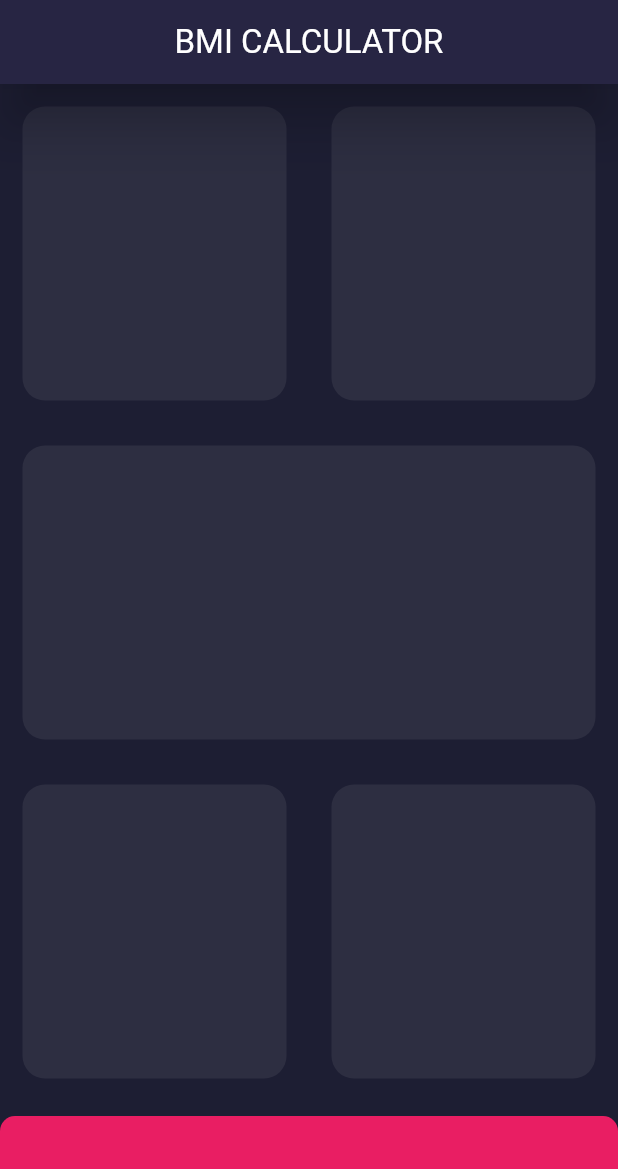
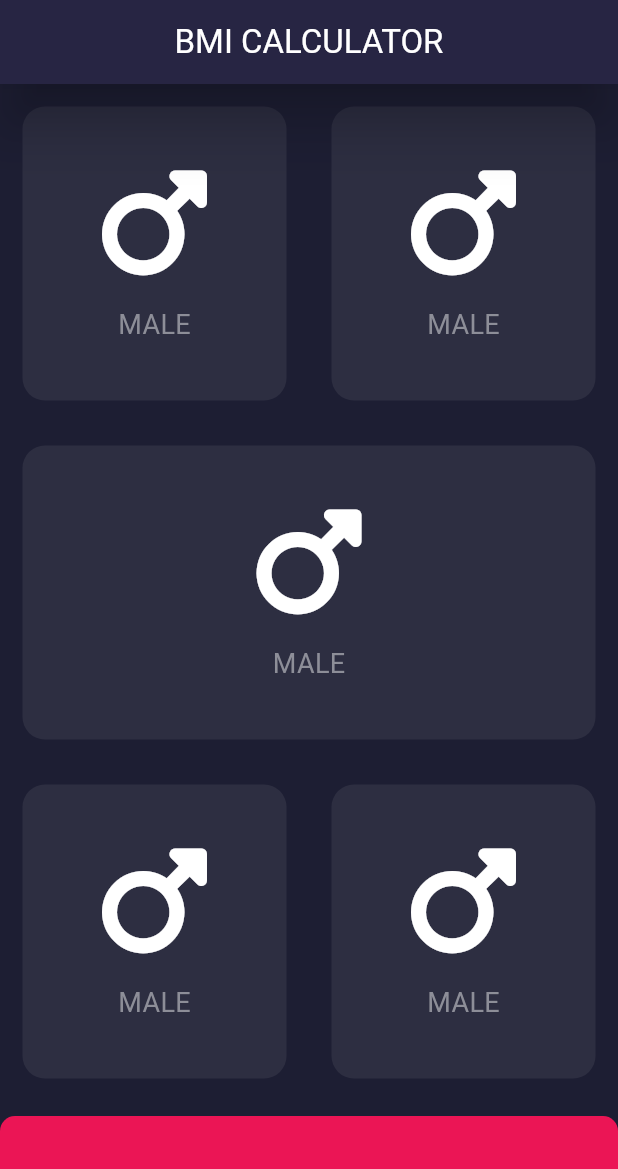
Before and after one commit to KASRA10/BMI-Calculator_V1, a Flutter app: the screen it shows after launch, on a phone screen of 412 x 824 dp. Shown: the top 1169 px of the screen. Run offline on Flutter 3.47's test engine with Material 3 defaults, Android fonts, the phone set to English and light mode, and no system bars; our stand-ins replace font_awesome_flutter.

Commit message:
Add IconBox Widget

```diff
--- a/lib/main.dart
+++ b/lib/main.dart
@@ -1,6 +1,18 @@
-import 'package:bmi_calculator_v1/src/reusable_container.dart';
+import 'package:bmi_calculator_v1/src/reusable_card.dart';
 import 'package:bmi_calculator_v1/src/button_container.dart';
+import 'package:bmi_calculator_v1/src/icon_text_widget.dart';
 import 'package:flutter/material.dart';
+import 'package:font_awesome_flutter/font_awesome_flutter.dart';
+
+const carColor = Color(
+  0xFF1D1E33,
+);
+const carColorLighter = Color(
+  0xFF2D2E41,
+);
+const buttonButton = Color(
+  0xFFEB1555,
+);
 
 void main() => runApp(const BMICalculator());
 
@@ -11,9 +23,7 @@
   Widget build(BuildContext context) {
     return const MaterialApp(
       debugShowCheckedModeBanner: false,
-      color: Color(
-        0xFF1D1E33,
-      ),
+      color: carColor,
       home: InputPage(),
     );
   }
@@ -31,16 +41,10 @@
   @override
   Widget build(BuildContext context) {
     return Scaffold(
-      backgroundColor: const Color(
-        0xFF1D1E33,
-      ),
+      backgroundColor: carColor,
       appBar: AppBar(
-        backgroundColor: const Color(
-          0xFF1D1E33,
-        ),
-        shadowColor: const Color(
-          0xFF1D1E33,
-        ),
+        backgroundColor: carColor,
+        shadowColor: carColor,
         elevation: 15.0,
         centerTitle: true,
         title: const Text(
@@ -60,16 +64,32 @@
               crossAxisAlignment: CrossAxisAlignment.center,
               children: [
                 Expanded(
-                  child: ReusableContainer(
-                    changeableColor: Color(
-                      0xFF2D2E41,
+                  child: ReusableCard(
+                    changeableColor: carColorLighter,
+                    cardChild: Column(
+                      mainAxisAlignment: MainAxisAlignment.center,
+                      crossAxisAlignment: CrossAxisAlignment.center,
+                      children: [
+                        IconTextWidget(
+                          icon: FontAwesomeIcons.mars,
+                          label: 'MALE',
+                        ),
+                      ],
                     ),
                   ),
                 ),
                 Expanded(
-                  child: ReusableContainer(
-                    changeableColor: Color(
-                      0xFF2D2E41,
+                  child: ReusableCard(
+                    changeableColor: carColorLighter,
+                    cardChild: Column(
+                      mainAxisAlignment: MainAxisAlignment.center,
+                      crossAxisAlignment: CrossAxisAlignment.center,
+                      children: [
+                        IconTextWidget(
+                          icon: FontAwesomeIcons.mars,
+                          label: 'MALE',
+                        ),
+                      ],
                     ),
                   ),
                 ),
@@ -82,9 +102,29 @@
               crossAxisAlignment: CrossAxisAlignment.center,
               children: [
                 Expanded(
-                  child: ReusableContainer(
-                    changeableColor: Color(
-                      0xFF2D2E41,
+                  child: ReusableCard(
+                    changeableColor: carColorLighter,
+                    cardChild: Column(
+                      mainAxisAlignment: MainAxisAlignment.center,
+                      crossAxisAlignment: CrossAxisAlignment.center,
+                      children: [
+                        Icon(
+                          FontAwesomeIcons.mars,
+                          color: iconColors,
+                          size: 80.0,
+                          semanticLabel: 'Men\'s Icons',
+                        ),
+                        SizedBox(
+                          height: 15.0,
+                        ),
+                        Text(
+                          'MALE',
+                          style: TextStyle(
+                            fontSize: 18.0,
+                            color: textColors,
+                          ),
+                        ),
+                      ],
                     ),
                   ),
                 ),
@@ -97,16 +137,56 @@
               crossAxisAlignment: CrossAxisAlignment.center,
               children: [
                 Expanded(
-                  child: ReusableContainer(
-                    changeableColor: Color(
-                      0xFF2D2E41,
+                  child: ReusableCard(
+                    changeableColor: carColorLighter,
+                    cardChild: Column(
+                      mainAxisAlignment: MainAxisAlignment.center,
+                      crossAxisAlignment: CrossAxisAlignment.center,
+                      children: [
+                        Icon(
+                          FontAwesomeIcons.mars,
+                          color: iconColors,
+                          size: 80.0,
+                          semanticLabel: 'Men\'s Icons',
+                        ),
+                        SizedBox(
+                          height: 15.0,
+                        ),
+                        Text(
+                          'MALE',
+                          style: TextStyle(
+                            fontSize: 18.0,
+                            color: textColors,
+                          ),
+                        ),
+                      ],
                     ),
                   ),
                 ),
                 Expanded(
-                  child: ReusableContainer(
-                    changeableColor: Color(
-                      0xFF2D2E41,
+                  child: ReusableCard(
+                    changeableColor: carColorLighter,
+                    cardChild: Column(
+                      mainAxisAlignment: MainAxisAlignment.center,
+                      crossAxisAlignment: CrossAxisAlignment.center,
+                      children: [
+                        Icon(
+                          FontAwesomeIcons.mars,
+                          color: iconColors,
+                          size: 80.0,
+                          semanticLabel: 'Men\'s Icons',
+                        ),
+                        SizedBox(
+                          height: 15.0,
+                        ),
+                        Text(
+                          'MALE',
+                          style: TextStyle(
+                            fontSize: 18.0,
+                            color: textColors,
+                          ),
+                        ),
+                      ],
                     ),
                   ),
                 ),
@@ -115,7 +195,7 @@
           ),
           ButtonContainer(
             changeableHeight: 80.0,
-            changeableColor: Colors.pink,
+            changeableColor: buttonButton,
           ),
         ],
       ),
--- /dev/null
+++ b/lib/src/icon_text_widget.dart
@@ -0,0 +1,45 @@
+import 'package:flutter/material.dart';
+
+const textColors = Color(
+  0xFF8D8E98,
+);
+const iconColors = Color(
+  0xFFFFFFFF,
+);
+
+class IconTextWidget extends StatelessWidget {
+  final IconData icon;
+  final String label;
+
+  const IconTextWidget({
+    super.key,
+    required this.icon,
+    required this.label,
+  });
+
+  @override
+  Widget build(BuildContext context) {
+    return Column(
+      mainAxisAlignment: MainAxisAlignment.center,
+      crossAxisAlignment: CrossAxisAlignment.center,
+      children: [
+        Icon(
+          icon,
+          color: iconColors,
+          size: 80.0,
+          semanticLabel: 'Men\'s Icons',
+        ),
+        SizedBox(
+          height: 15.0,
+        ),
+        Text(
+          label,
+          style: TextStyle(
+            fontSize: 18.0,
+            color: textColors,
+          ),
+        ),
+      ],
+    );
+  }
+}
--- a/lib/src/reusable_container.dart
+++ b/lib/src/reusable_card.dart
@@ -1,9 +1,14 @@
 import 'package:flutter/material.dart';
 
-class ReusableContainer extends StatelessWidget {
+class ReusableCard extends StatelessWidget {
   final Color changeableColor;
+  final Widget cardChild;
 
-  const ReusableContainer({super.key, required this.changeableColor});
+  const ReusableCard({
+    super.key,
+    required this.changeableColor,
+    required this.cardChild,
+  });
 
   @override
   Widget build(BuildContext context) {
@@ -17,6 +22,7 @@ class ReusableContainer extends StatelessWidget {
           15.0,
         ),
       ),
+      child: cardChild,
     );
   }
 }
--- a/pubspec.yaml
+++ b/pubspec.yaml
@@ -18,12 +18,13 @@ dependencies:
     sdk: flutter
 
   cupertino_icons: ^1.0.8
+  font_awesome_flutter: ^10.8.0
 
 dev_dependencies:
   flutter_test:
     sdk: flutter
 
-  flutter_lints: ^4.0.0
+  flutter_lints: ^5.0.0
 
 flutter:
   uses-material-design: true
```
Also changed, not shown: pubspec.lock.
